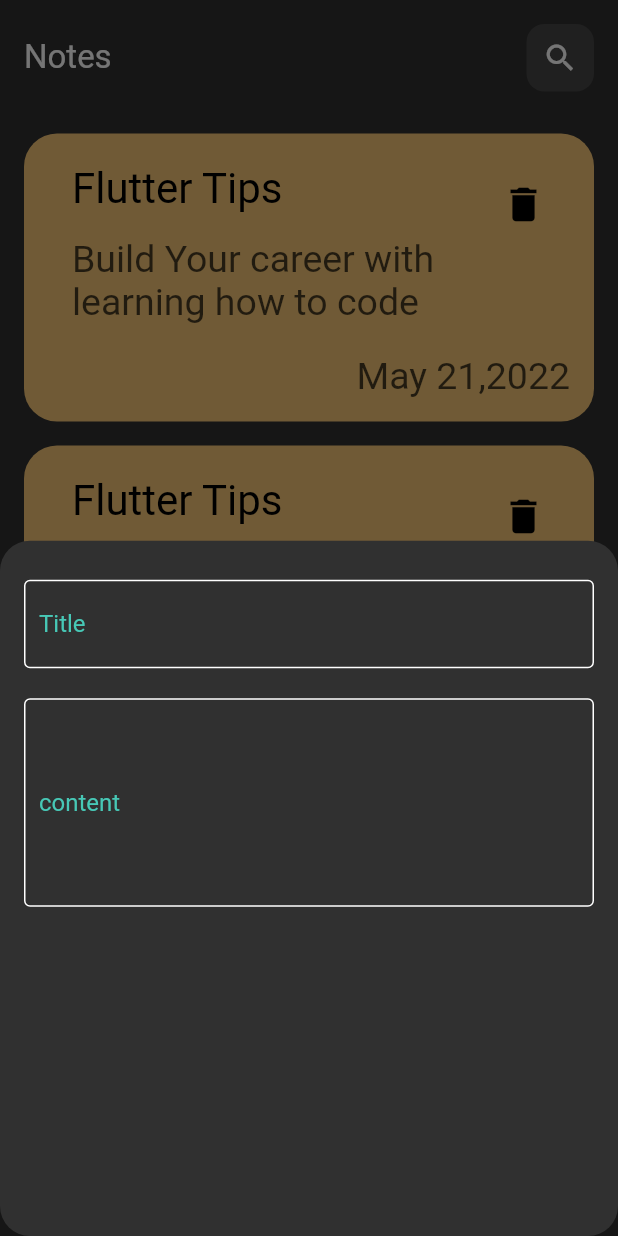
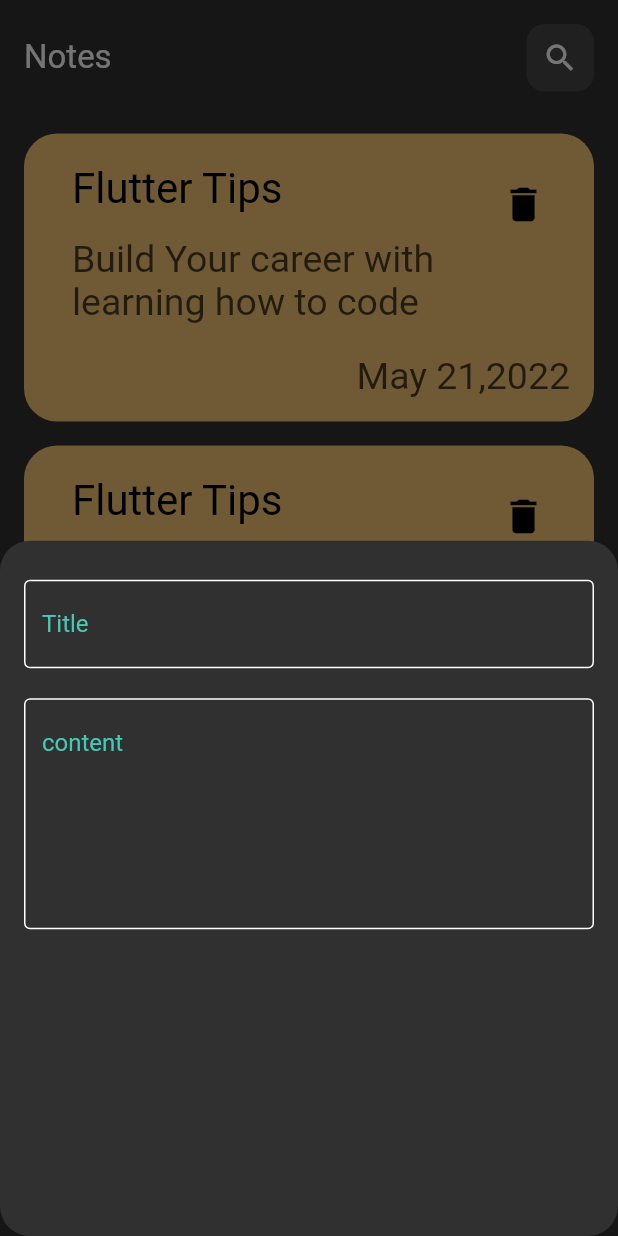
Before and after one commit to Adel-Saad/test_app, a Flutter app: the screen it shows after launch, after a tap on the "add" icon, on a phone screen of 412 x 824 dp. Run offline on Flutter 3.47's test engine with Material 2 defaults, Android fonts, the phone set to English and light mode, and no system bars.

Commit message:
add fields to buttom sheet

```diff
--- a/lib/views/widgets/add_note_bottom_sheet.dart
+++ b/lib/views/widgets/add_note_bottom_sheet.dart
@@ -11,8 +11,8 @@ class AddNoteBottomSheet extends StatelessWidget {
       padding: EdgeInsets.all(16.0),
       child: Column(
         children: [
-          CustomTextField(height: 20, title: 'Title'),
-          CustomTextField(height: 60, title: 'content'),
+          CustomTextField(title: 'Title'),
+          CustomTextField(maxlines: 6, title: 'content'),
         ],
       ),
     );
--- a/lib/views/widgets/custom_text_field.dart
+++ b/lib/views/widgets/custom_text_field.dart
@@ -1,25 +1,27 @@
 import 'package:flutter/material.dart';
-import 'package:flutter/widgets.dart';
 import 'package:test_app/core/constants.dart';
 
 class CustomTextField extends StatelessWidget {
   final String title;
-  final double height;
+  final int maxlines;
 
-  const CustomTextField({super.key, required this.title, required this.height});
+  const CustomTextField({
+    super.key,
+    required this.title,
+    this.maxlines = 1,
+  });
 
   @override
   Widget build(BuildContext context) {
     return Padding(
       padding: const EdgeInsets.symmetric(vertical: 10),
       child: TextField(
+        maxLines: maxlines,
         decoration: InputDecoration(
-          contentPadding:
-              EdgeInsets.symmetric(vertical: height, horizontal: 10),
           hintText: title,
           hintStyle: const TextStyle(color: kPrimaryColor),
           border: OutlineInputBorder(
-            borderRadius: BorderRadius.circular(12),
+            borderRadius: BorderRadius.circular(16),
           ),
           enabledBorder: const OutlineInputBorder(
             borderSide: BorderSide(color: Colors.white),
```
